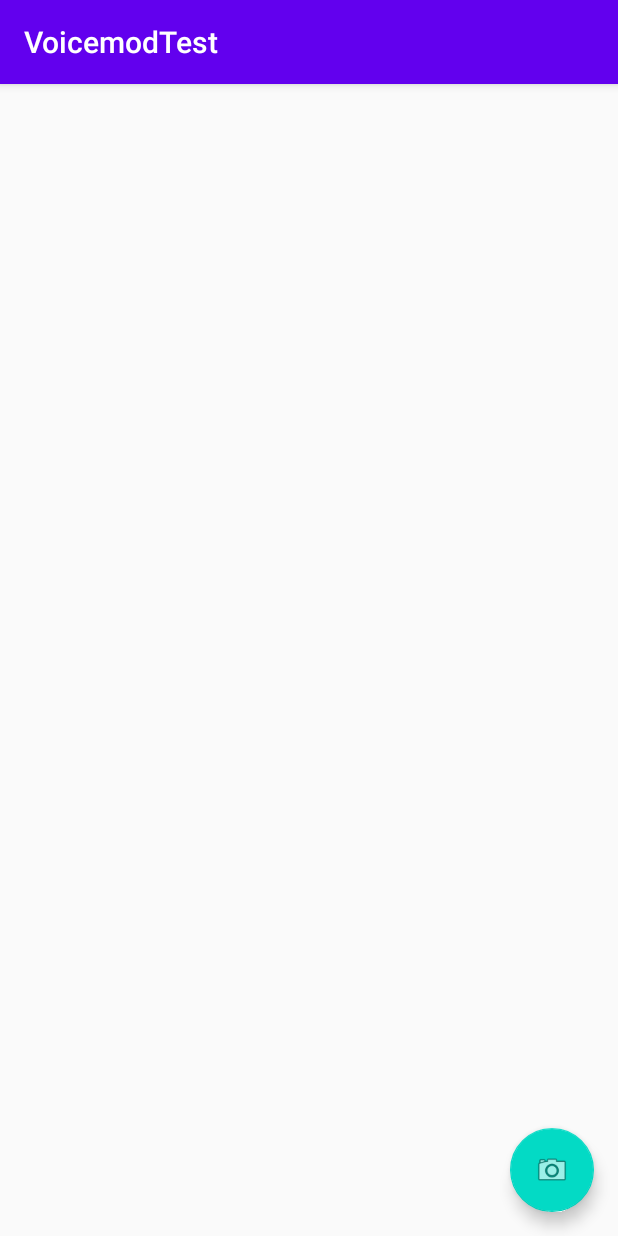
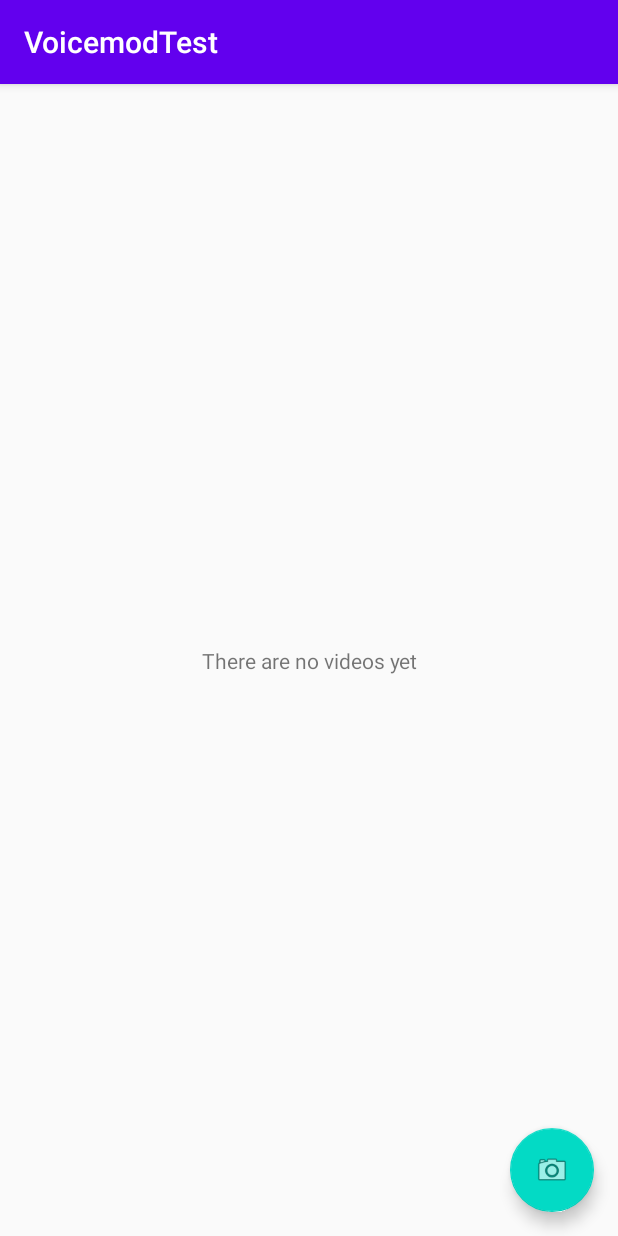
Before and after one commit to karlozalb/VMTest, an Android app: the screen it shows after launch (MainActivity), on a phone screen of 412 x 824 dp. Run offline under Robolectric (Android 15) with nearby library versions, the phone set to English and light mode, and no system bars; our stand-ins replace Dagger/Hilt's generated code, Room's generated code; libraries missing offline, so code that uses them is left out: androidx.databinding.library; 1 statement that could not run was skipped.

```diff
--- a/app/src/main/java/com/carlosalbpe/voicemodtest/business/data/VideoDataSource.kt
+++ b/app/src/main/java/com/carlosalbpe/voicemodtest/business/data/VideoDataSource.kt
@@ -6,8 +6,11 @@ import java.io.File
 interface VideoDataSource {
 
     suspend fun getVideos() : List<VideoInfo>
+
     suspend fun getVideo(id : Long) : VideoInfo
+
     suspend fun saveVideo(video : File) : VideoInfo
+
     suspend fun deleteVideo(video : VideoInfo) : Boolean
 
 }
--- a/app/src/main/java/com/carlosalbpe/voicemodtest/framework/repository/VideoLocalDataSourceImpl.kt
+++ b/app/src/main/java/com/carlosalbpe/voicemodtest/framework/datasources/VideoLocalDataSourceImpl.kt
@@ -1,14 +1,13 @@
-package com.carlosalbpe.voicemodtest.framework.repository
+package com.carlosalbpe.voicemodtest.framework.datasources
 
 import com.carlosalbpe.voicemodtest.business.data.VideoDataSource
 import com.carlosalbpe.voicemodtest.framework.database.VideoDatabase
 import com.carlosalbpe.voicemodtest.business.domain.VideoInfo
 import com.carlosalbpe.voicemodtest.framework.io.FileStorage
 import java.io.File
-import java.nio.file.FileStore
 import javax.inject.Inject
 
-class VideoLocalDataSourceImpl @Inject constructor(val db : VideoDatabase, val fileStorage: FileStorage) : VideoDataSource {
+class VideoLocalDataSourceImpl @Inject constructor(val db : VideoDatabase) : VideoDataSource {
 
     override suspend fun getVideos(): List<VideoInfo> {
         return db.videoInfoDao().getAll()
@@ -29,8 +28,6 @@ class VideoLocalDataSourceImpl @Inject constructor(val db : VideoDatabase, val f
 
     override suspend fun deleteVideo(video: VideoInfo): Boolean {
         db.videoInfoDao().delete(video)
-        fileStorage.deleteFile(video.path)
-
         return true
     }
 
--- a/app/src/main/java/com/carlosalbpe/voicemodtest/framework/di/IOModule.kt
+++ b/app/src/main/java/com/carlosalbpe/voicemodtest/framework/di/IOModule.kt
@@ -1,14 +1,13 @@
 package com.carlosalbpe.voicemodtest.framework.di
 
 import android.app.Application
-import android.content.Context
 import androidx.room.Room
 import com.carlosalbpe.voicemodtest.business.data.VideoDataSource
 import com.carlosalbpe.voicemodtest.business.data.VideoRepository
 import com.carlosalbpe.voicemodtest.framework.database.VideoDatabase
 import com.carlosalbpe.voicemodtest.framework.io.FileStorage
 import com.carlosalbpe.voicemodtest.framework.io.InternalFileStorage
-import com.carlosalbpe.voicemodtest.framework.repository.VideoLocalDataSourceImpl
+import com.carlosalbpe.voicemodtest.framework.datasources.VideoLocalDataSourceImpl
 import dagger.Module
 import dagger.Provides
 
@@ -29,8 +28,8 @@ class IOModule {
 
     @AppScoped
     @Provides
-    fun provideDataSource(database : VideoDatabase, fileStorage: FileStorage) : VideoDataSource{
-        return VideoLocalDataSourceImpl(database, fileStorage)
+    fun provideDataSource(database : VideoDatabase) : VideoDataSource{
+        return VideoLocalDataSourceImpl(database)
     }
 
     @AppScoped
--- a/app/src/main/java/com/carlosalbpe/voicemodtest/framework/io/FileStorage.kt
+++ b/app/src/main/java/com/carlosalbpe/voicemodtest/framework/io/FileStorage.kt
@@ -1,13 +1,15 @@
 package com.carlosalbpe.voicemodtest.framework.io
 
+import com.carlosalbpe.voicemodtest.framework.utils.Result
+import androidx.lifecycle.LiveData
 import java.io.File
 
 interface FileStorage {
 
-    fun createFile() : File
+    fun createFile() : LiveData<Result<File>>
 
-    fun getFile(path : String) : File
+    fun getFile(path : String) : LiveData<Result<File>>
 
-    fun deleteFile(path : String)
+    fun deleteFile(path : String) : LiveData<Result<Boolean>>
 
 }
--- a/app/src/main/java/com/carlosalbpe/voicemodtest/ui/camera/CameraSizes.kt
+++ b/app/src/main/java/com/carlosalbpe/voicemodtest/ui/camera/CameraSizes.kt
@@ -23,6 +23,12 @@ import android.util.Size
 import android.view.Display
 import kotlin.math.max
 import kotlin.math.min
+
+/**
+ *
+ * This class is part of https://github.com/android/camera-samples and a dependency of CameraFragment
+ *
+ */
 
 /** Helper class used to pre-compute shortest and longest sides of a [Size] */
 class SmartSize(width: Int, height: Int) {
--- a/app/src/main/java/com/carlosalbpe/voicemodtest/ui/videolistfragment/VideoListFragment.kt
+++ b/app/src/main/java/com/carlosalbpe/voicemodtest/ui/videolistfragment/VideoListFragment.kt
@@ -10,6 +10,7 @@ import androidx.navigation.fragment.findNavController
 import androidx.recyclerview.widget.LinearLayoutManager
 import com.carlosalbpe.voicemodtest.R
 import com.carlosalbpe.voicemodtest.business.domain.VideoInfo
+import com.carlosalbpe.voicemodtest.framework.io.FileStorage
 import com.carlosalbpe.voicemodtest.framework.utils.Status
 import com.carlosalbpe.voicemodtest.ui.utils.toast
 import com.carlosalbpe.voicemodtest.ui.videolistfragment.viewmodel.VideoListViewModel
@@ -21,6 +22,9 @@ class VideoListFragment @Inject constructor() : DaggerFragment() {
 
     @Inject
     lateinit var viewModelFactory: ViewModelProvider.Factory
+
+    @Inject
+    lateinit var fileStorage: FileStorage
 
     private lateinit var viewModel: VideoListViewModel
 
@@ -54,8 +58,9 @@ class VideoListFragment @Inject constructor() : DaggerFragment() {
             override fun onClick(video: VideoInfo) {
                 viewModel.deleteVideo(video).observe(viewLifecycleOwner, Observer {result ->
                     if (result.status == Status.SUCCESS) {
+
                         context?.toast(getString(R.string.delete_file_success))
-                    }else{
+                    }else if (result.status == Status.ERROR){
                         context?.toast(getString(R.string.delete_file_error))
                     }
                 })
@@ -68,10 +73,26 @@ class VideoListFragment @Inject constructor() : DaggerFragment() {
         viewModel.getVideos().observe(viewLifecycleOwner, Observer {result ->
             if (result.status == Status.SUCCESS) {
                 videosAdapter.setItems(result.data)
-            }else{
+                setEmptyView(result.data)
+            }else if (result.status == Status.ERROR){
                 context?.toast(getString(R.string.list_fetch_error))
             }
         })
+    }
+
+    fun deleteFileFromDevice(video : VideoInfo){
+        fileStorage.deleteFile(video.path).observe(viewLifecycleOwner, Observer { result->
+            if (result.status == Status.SUCCESS) {
+                //OK!!!!
+            }else if (result.status == Status.ERROR){
+                context?.toast(getString(R.string.delete_file_error))
+                findNavController().popBackStack()
+            }
+        })
+    }
+
+    fun setEmptyView(data : List<VideoInfo>?){
+        empty_tv.visibility = if (data.isNullOrEmpty()) View.VISIBLE else View.GONE
     }
 
     fun navigateToVideoPlayer(id : Long){
--- a/app/src/main/res/layout/video_list_fragment.xml
+++ b/app/src/main/res/layout/video_list_fragment.xml
@@ -12,4 +12,21 @@
         android:layout_height="match_parent"
         tools:listitem="@layout/video_list_item"/>
 
+    <TextView
+        android:id="@+id/empty_tv"
+        android:visibility="gone"
+        tools:visibility="visible"
+        android:layout_width="match_parent"
+        android:layout_height="wrap_content"
+        android:layout_marginStart="32dp"
+        android:layout_marginEnd="32dp"
+        android:text="@string/no_videos_yet"
+        android:textAlignment="center"
+        app:layout_constraintBottom_toBottomOf="@+id/videos_rv"
+        app:layout_constraintEnd_toEndOf="parent"
+        app:layout_constraintStart_toStartOf="parent"
+        app:layout_constraintTop_toTopOf="@+id/videos_rv">
+
+    </TextView>
+
 </androidx.constraintlayout.widget.ConstraintLayout>
--- a/app/src/main/res/values/strings.xml
+++ b/app/src/main/res/values/strings.xml
@@ -11,6 +11,8 @@
     <string name="delete_file_success">File deleted successfully</string>
     <string name="delete_file_error">Error deleting file</string>
     <string name="list_fetch_error">Error fetching list</string>
+    <string name="no_videos_yet">There are no videos yet</string>
+    <string name="create_file_error">Error creating temp file</string>
 
 
 </resources>
```
Also changed, not shown: app/src/main/java/com/carlosalbpe/voicemodtest/framework/io/InternalFileStorage.kt (+39 -6 lines), app/src/main/java/com/carlosalbpe/voicemodtest/ui/camera/AutoFitSurfaceView.kt (+6 -1 lines), app/src/main/java/com/carlosalbpe/voicemodtest/ui/camera/CameraFragment.kt (+24 -4 lines).
